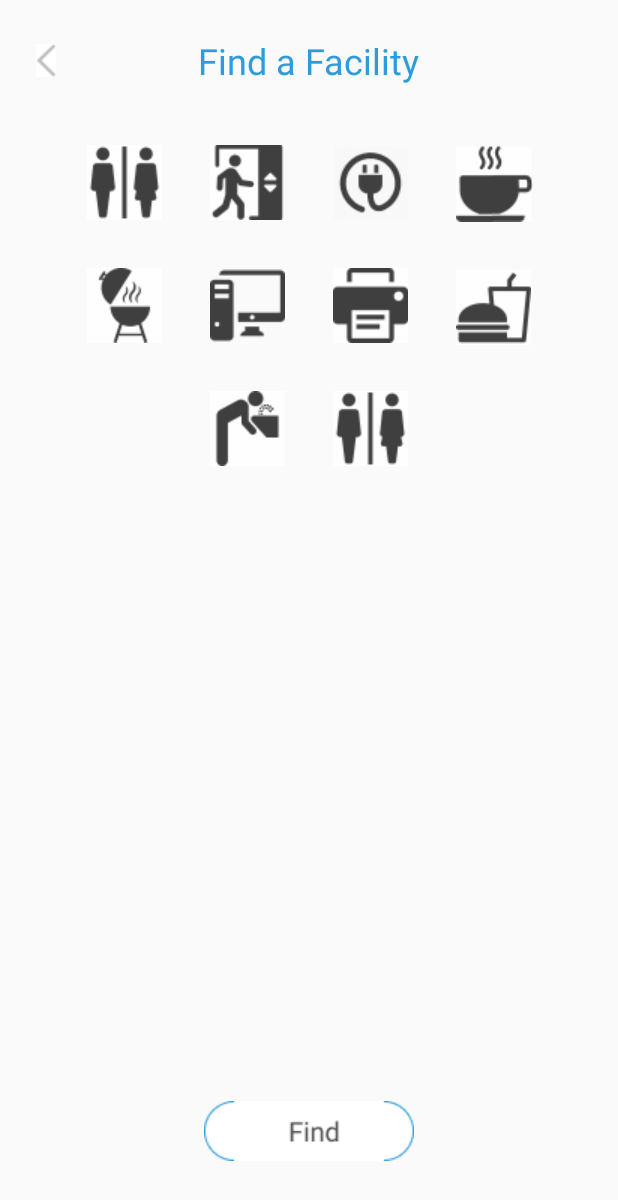
After one commit to vs6063/Atlas, an Android app: the FacilityActivity screen opened directly, with no data from a screen before it, on a phone screen of 412 x 824 dp. The commit adds this screen. Shown: the top 1200 px of the screen. Run offline under Robolectric (Android 15) with nearby library versions, the phone set to English and light mode, and no system bars.

Commit message:
added blank form for finding a facility and finding a space

```diff
--- a/app/src/main/AndroidManifest.xml
+++ b/app/src/main/AndroidManifest.xml
@@ -25,7 +25,8 @@
                 android:name="android.app.searchable"
                 android:resource="@xml/searchable" />
         </activity>
-        <activity android:name=".SpaceActivity"></activity>
+        <activity android:name=".SpaceActivity" />
+        <activity android:name=".FacilityActivity"></activity>
     </application>
 
 </manifest>
--- /dev/null
+++ b/app/src/main/java/com/team4/atlas/FacilityActivity.java
@@ -0,0 +1,114 @@
+package com.team4.atlas;
+
+import android.content.Intent;
+import android.support.v7.app.AppCompatActivity;
+import android.os.Bundle;
+import android.view.View;
+import android.widget.CheckBox;
+import android.widget.ImageButton;
+
+public class FacilityActivity extends AppCompatActivity {
+
+    @Override
+    protected void onCreate(Bundle savedInstanceState) {
+        super.onCreate(savedInstanceState);
+        setContentView(R.layout.activity_facility);
+
+        ImageButton backButton = (ImageButton) findViewById(R.id.back);
+        backButton.setOnClickListener(new View.OnClickListener(){
+            public void onClick(View v) {
+                Intent intent = new Intent(FacilityActivity.this, MainActivity.class);
+                startActivity(intent);
+            }
+        });
+    }
+
+    public void onCheckboxClicked(View view) {
+        // Is the view now checked?
+        boolean checked = ((CheckBox) view).isChecked();
+
+        // Check which checkbox was clicked
+        switch(view.getId()) {
+            case R.id.wheelchair_icon:
+                if (checked) {
+
+                }
+                else {
+
+                }
+                break;
+            case R.id.lift_icon:
+                if (checked) {
+
+                }
+                else {
+
+                }
+                break;
+            case R.id.powerplug_icon:
+                if (checked) {
+
+                }
+                else {
+
+                }
+                break;
+            case R.id.coffee_icon:
+                if (checked) {
+
+                }
+                else {
+
+                }
+                break;
+            case R.id.barbeque_icon:
+                if (checked) {
+
+                }
+                else {
+
+                }
+                break;
+            case R.id.computer_icon:
+                if (checked) {
+
+                }
+                else {
+
+                }
+                break;
+            case R.id.printer_icon:
+                if (checked) {
+
+                }
+                else {
+
+                }
+                break;
+            case R.id.food_icon:
+                if (checked) {
+
+                }
+                else {
+
+                }
+                break;
+            case R.id.water_fountain_icon:
+                if (checked) {
+
+                }
+                else {
+
+                }
+                break;
+            case R.id.toilet_icon:
+                if (checked) {
+
+                }
+                else {
+
+                }
+                break;
+        }
+    }
+}
--- a/app/src/main/java/com/team4/atlas/MainActivity.java
+++ b/app/src/main/java/com/team4/atlas/MainActivity.java
@@ -33,6 +33,14 @@ public class MainActivity extends AppCompatActivity {
                 startActivity(intent);
             }
         });
+
+        ImageButton facilityButton = (ImageButton) findViewById(R.id.facility);
+        facilityButton.setOnClickListener(new View.OnClickListener(){
+            public void onClick(View v) {
+                Intent intent = new Intent(MainActivity.this, FacilityActivity.class);
+                startActivity(intent);
+            }
+        });
     }
 
     void doMySearch(String query) {
--- a/app/src/main/java/com/team4/atlas/SpaceActivity.java
+++ b/app/src/main/java/com/team4/atlas/SpaceActivity.java
@@ -1,10 +1,12 @@
 package com.team4.atlas;
 
+import android.content.Intent;
 import android.support.v7.app.AppCompatActivity;
 import android.os.Bundle;
 import android.view.View;
 import android.widget.ArrayAdapter;
 import android.widget.CheckBox;
+import android.widget.ImageButton;
 import android.widget.Spinner;
 
 public class SpaceActivity extends AppCompatActivity {
@@ -13,6 +15,14 @@ public class SpaceActivity extends AppCompatActivity {
     protected void onCreate(Bundle savedInstanceState) {
         super.onCreate(savedInstanceState);
         setContentView(R.layout.activity_space);
+
+        ImageButton backButton = (ImageButton) findViewById(R.id.back);
+        backButton.setOnClickListener(new View.OnClickListener(){
+            public void onClick(View v) {
+                Intent intent = new Intent(SpaceActivity.this, MainActivity.class);
+                startActivity(intent);
+            }
+        });
 
         Spinner location_spinner = (Spinner) findViewById(R.id.location_spinner);
         // Create an ArrayAdapter using the string array and a default spinner layout
--- /dev/null
+++ b/app/src/main/res/drawable/icon_checkbox.xml
@@ -0,0 +1,7 @@
+<?xml version="1.0" encoding="utf-8"?>
+<selector xmlns:android="http://schemas.android.com/apk/res/android">
+
+    <item android:state_checked="true" android:drawable="@drawable/icon_checked" />
+    <item android:state_checked="false" android:drawable="@drawable/icon_unchecked" />
+
+</selector>
--- /dev/null
+++ b/app/src/main/res/layout/activity_facility.xml
@@ -0,0 +1,289 @@
+<?xml version="1.0" encoding="utf-8"?>
+<android.support.constraint.ConstraintLayout xmlns:android="http://schemas.android.com/apk/res/android"
+    xmlns:app="http://schemas.android.com/apk/res-auto"
+    xmlns:tools="http://schemas.android.com/tools"
+    android:layout_width="match_parent"
+    android:layout_height="match_parent"
+    tools:context="com.team4.atlas.FacilityActivity">
+
+    <TextView
+        android:id="@+id/textView4"
+        android:layout_width="wrap_content"
+        android:layout_height="wrap_content"
+        android:layout_marginEnd="8dp"
+        android:layout_marginStart="8dp"
+        android:layout_marginTop="24dp"
+        android:text="Find a Facility"
+        android:textColor="#2D9CDB "
+        android:textSize="24sp"
+        app:layout_constraintEnd_toEndOf="parent"
+        app:layout_constraintStart_toStartOf="parent"
+        app:layout_constraintTop_toTopOf="parent" />
+
+    <ImageButton
+        android:id="@+id/back"
+        android:layout_width="wrap_content"
+        android:layout_height="wrap_content"
+        android:layout_marginStart="24dp"
+        android:background="#0000"
+        android:src="@drawable/back"
+        app:layout_constraintBottom_toBottomOf="@+id/textView4"
+        app:layout_constraintStart_toStartOf="parent"
+        app:layout_constraintTop_toTopOf="@+id/textView4" />
+
+    <ImageView
+        android:id="@+id/wheelchair_image"
+        android:layout_width="wrap_content"
+        android:layout_height="wrap_content"
+        android:layout_marginEnd="32dp"
+        android:layout_marginTop="40dp"
+        app:layout_constraintEnd_toStartOf="@+id/lift_image"
+        app:layout_constraintTop_toBottomOf="@+id/textView4"
+        app:srcCompat="@drawable/toilet_icon" />
+    <CheckBox
+        android:id="@+id/wheelchair_icon"
+        android:layout_width="70dp"
+        android:layout_height="70dp"
+        android:layout_marginBottom="8dp"
+        android:layout_marginEnd="8dp"
+        android:layout_marginStart="8dp"
+        android:layout_marginTop="8dp"
+        android:button="@drawable/icon_checkbox"
+        android:checked="false"
+        app:layout_constraintBottom_toBottomOf="@+id/wheelchair_image"
+        app:layout_constraintEnd_toEndOf="@+id/wheelchair_image"
+        app:layout_constraintStart_toStartOf="@+id/wheelchair_image"
+        app:layout_constraintTop_toTopOf="@+id/wheelchair_image" />
+
+    <ImageView
+        android:id="@+id/lift_image"
+        android:layout_width="wrap_content"
+        android:layout_height="wrap_content"
+        android:layout_marginEnd="16dp"
+        android:layout_marginTop="40dp"
+        app:layout_constraintEnd_toStartOf="@+id/guideline"
+        app:layout_constraintTop_toBottomOf="@+id/textView4"
+        app:srcCompat="@drawable/lift_icon" />
+    <CheckBox
+        android:id="@+id/lift_icon"
+        android:layout_width="70dp"
+        android:layout_height="70dp"
+        android:button="@drawable/icon_checkbox"
+        android:checked="false"
+        app:layout_constraintBottom_toBottomOf="@+id/lift_image"
+        app:layout_constraintEnd_toEndOf="@+id/lift_image"
+        app:layout_constraintStart_toStartOf="@+id/lift_image"
+        app:layout_constraintTop_toTopOf="@+id/lift_image" />
+
+
+    <ImageView
+        android:id="@+id/powerplug_image"
+        android:layout_width="wrap_content"
+        android:layout_height="wrap_content"
+        android:layout_marginStart="16dp"
+        android:layout_marginTop="40dp"
+        app:layout_constraintStart_toStartOf="@+id/guideline"
+        app:layout_constraintTop_toBottomOf="@+id/textView4"
+        app:srcCompat="@drawable/powerplug_icon" />
+    <CheckBox
+        android:id="@+id/powerplug_icon"
+        android:layout_width="70dp"
+        android:layout_height="70dp"
+        android:layout_marginBottom="8dp"
+        android:layout_marginEnd="8dp"
+        android:layout_marginStart="8dp"
+        android:layout_marginTop="8dp"
+        android:button="@drawable/icon_checkbox"
+        android:checked="false"
+        app:layout_constraintBottom_toBottomOf="@+id/powerplug_image"
+        app:layout_constraintEnd_toEndOf="@+id/powerplug_image"
+        app:layout_constraintStart_toStartOf="@+id/powerplug_image"
+        app:layout_constraintTop_toTopOf="@+id/powerplug_image" />
+
+    <ImageView
+        android:id="@+id/coffee_image"
+        android:layout_width="wrap_content"
+        android:layout_height="wrap_content"
+        android:layout_marginStart="32dp"
+        android:layout_marginTop="40dp"
+        app:layout_constraintStart_toEndOf="@+id/powerplug_image"
+        app:layout_constraintTop_toBottomOf="@+id/textView4"
+        app:srcCompat="@drawable/coffee_icon" />
+    <CheckBox
+        android:id="@+id/coffee_icon"
+        android:layout_width="70dp"
+        android:layout_height="70dp"
+        android:layout_marginBottom="8dp"
+        android:layout_marginEnd="8dp"
+        android:layout_marginStart="8dp"
+        android:layout_marginTop="8dp"
+        android:button="@drawable/icon_checkbox"
+        android:checked="false"
+        app:layout_constraintBottom_toBottomOf="@+id/coffee_image"
+        app:layout_constraintEnd_toEndOf="@+id/coffee_image"
+        app:layout_constraintStart_toStartOf="@+id/coffee_image"
+        app:layout_constraintTop_toTopOf="@+id/coffee_image" />
+
+    <ImageView
+        android:id="@+id/barbeque_image"
+        android:layout_width="wrap_content"
+        android:layout_height="wrap_content"
+        android:layout_marginTop="32dp"
+        app:layout_constraintStart_toStartOf="@+id/wheelchair_image"
+        app:layout_constraintTop_toBottomOf="@+id/wheelchair_image"
+        app:srcCompat="@drawable/barbeque_icon" />
+    <CheckBox
+        android:id="@+id/barbeque_icon"
+        android:layout_width="70dp"
+        android:layout_height="70dp"
+        android:layout_marginBottom="8dp"
+        android:layout_marginEnd="8dp"
+        android:layout_marginStart="8dp"
+        android:layout_marginTop="8dp"
+        android:button="@drawable/icon_checkbox"
+        android:checked="false"
+        app:layout_constraintBottom_toBottomOf="@+id/barbeque_image"
+        app:layout_constraintEnd_toEndOf="@+id/barbeque_image"
+        app:layout_constraintStart_toStartOf="@+id/barbeque_image"
+        app:layout_constraintTop_toTopOf="@+id/barbeque_image" />
+
+    <ImageView
+        android:id="@+id/computer_image"
+        android:layout_width="wrap_content"
+        android:layout_height="wrap_content"
+        android:layout_marginStart="32dp"
+        android:layout_marginTop="32dp"
+        app:layout_constraintStart_toEndOf="@+id/barbeque_image"
+        app:layout_constraintTop_toBottomOf="@+id/lift_image"
+        app:srcCompat="@drawable/computer_icon" />
+    <CheckBox
+        android:id="@+id/computer_icon"
+        android:layout_width="70dp"
+        android:layout_height="70dp"
+        android:layout_marginBottom="8dp"
+        android:layout_marginEnd="8dp"
+        android:layout_marginStart="8dp"
+        android:layout_marginTop="8dp"
+        android:button="@drawable/icon_checkbox"
+        android:checked="false"
+        app:layout_constraintBottom_toBottomOf="@+id/computer_image"
+        app:layout_constraintEnd_toEndOf="@+id/computer_image"
+        app:layout_constraintStart_toStartOf="@+id/computer_image"
+        app:layout_constraintTop_toTopOf="@+id/computer_image" />
+
+    <ImageView
+        android:id="@+id/printer_image"
+        android:layout_width="wrap_content"
+        android:layout_height="wrap_content"
+        android:layout_marginStart="32dp"
+        android:layout_marginTop="32dp"
+        app:layout_constraintStart_toEndOf="@+id/computer_image"
+        app:layout_constraintTop_toBottomOf="@+id/powerplug_image"
+        app:srcCompat="@drawable/printer_icon" />
+    <CheckBox
+        android:id="@+id/printer_icon"
+        android:layout_width="70dp"
+        android:layout_height="70dp"
+        android:layout_marginBottom="8dp"
+        android:layout_marginEnd="8dp"
+        android:layout_marginStart="8dp"
+        android:layout_marginTop="8dp"
+        android:button="@drawable/icon_checkbox"
+        android:checked="false"
+        app:layout_constraintBottom_toBottomOf="@+id/printer_image"
+        app:layout_constraintEnd_toEndOf="@+id/printer_image"
+        app:layout_constraintStart_toStartOf="@+id/printer_image"
+        app:layout_constraintTop_toTopOf="@+id/printer_image" />
+
+    <ImageView
+        android:id="@+id/food_image"
+        android:layout_width="wrap_content"
+        android:layout_height="wrap_content"
+        android:layout_marginStart="32dp"
+        android:layout_marginTop="32dp"
+        app:layout_constraintStart_toEndOf="@+id/printer_image"
+        app:layout_constraintTop_toBottomOf="@+id/coffee_image"
+        app:srcCompat="@drawable/food_icon" />
+    <CheckBox
+        android:id="@+id/food_icon"
+        android:layout_width="70dp"
+        android:layout_height="70dp"
+        android:layout_marginBottom="8dp"
+        android:layout_marginEnd="8dp"
+        android:layout_marginStart="8dp"
+        android:layout_marginTop="8dp"
+        android:button="@drawable/icon_checkbox"
+        android:checked="false"
+        app:layout_constraintBottom_toBottomOf="@+id/food_image"
+        app:layout_constraintEnd_toEndOf="@+id/food_image"
+        app:layout_constraintStart_toStartOf="@+id/food_image"
+        app:layout_constraintTop_toTopOf="@+id/food_image" />
+
+    <ImageView
+        android:id="@+id/water_fountain_image"
+        android:layout_width="wrap_content"
+        android:layout_height="wrap_content"
+        android:layout_marginTop="32dp"
+        app:layout_constraintStart_toStartOf="@+id/computer_image"
+        app:layout_constraintTop_toBottomOf="@+id/computer_image"
+        app:srcCompat="@drawable/water_fountain_icon" />
+    <CheckBox
+        android:id="@+id/water_fountain_icon"
+        android:layout_width="70dp"
+        android:layout_height="70dp"
+        android:layout_marginBottom="8dp"
+        android:layout_marginEnd="8dp"
+        android:layout_marginStart="8dp"
+        android:layout_marginTop="8dp"
+        android:button="@drawable/icon_checkbox"
+        android:checked="false"
+        app:layout_constraintBottom_toBottomOf="@+id/water_fountain_image"
+        app:layout_constraintEnd_toEndOf="@+id/water_fountain_image"
+        app:layout_constraintStart_toStartOf="@+id/water_fountain_image"
+        app:layout_constraintTop_toTopOf="@+id/water_fountain_image" />
+
+    <ImageView
+        android:id="@+id/toilet_image"
+        android:layout_width="wrap_content"
+        android:layout_height="wrap_content"
+        android:layout_marginStart="32dp"
+        android:layout_marginTop="32dp"
+        app:layout_constraintStart_toEndOf="@+id/water_fountain_image"
+        app:layout_constraintTop_toBottomOf="@+id/printer_image"
+        app:srcCompat="@drawable/toilet_icon" />
+    <CheckBox
+        android:id="@+id/toilet_icon"
+        android:layout_width="70dp"
+        android:layout_height="70dp"
+        android:layout_marginBottom="8dp"
+        android:layout_marginEnd="8dp"
+        android:layout_marginStart="8dp"
+        android:layout_marginTop="8dp"
+        android:button="@drawable/icon_checkbox"
+        android:checked="false"
+        app:layout_constraintBottom_toBottomOf="@+id/toilet_image"
+        app:layout_constraintEnd_toEndOf="@+id/toilet_image"
+        app:layout_constraintStart_toStartOf="@+id/toilet_image"
+        app:layout_constraintTop_toTopOf="@+id/toilet_image" />
+
+    <android.support.constraint.Guideline
+        android:id="@+id/guideline"
+        android:layout_width="wrap_content"
+        android:layout_height="wrap_content"
+        android:orientation="vertical"
+        app:layout_constraintGuide_percent="0.5" />
+
+    <ImageButton
+        android:id="@+id/imageButton2"
+        android:layout_width="wrap_content"
+        android:layout_height="wrap_content"
+        android:layout_marginBottom="50dp"
+        android:layout_marginEnd="8dp"
+        android:layout_marginStart="8dp"
+        android:background="#0000"
+        app:layout_constraintBottom_toBottomOf="parent"
+        app:layout_constraintEnd_toStartOf="@+id/guideline"
+        app:layout_constraintStart_toStartOf="@+id/guideline"
+        app:srcCompat="@drawable/find_button" />
+
+</android.support.constraint.ConstraintLayout>
--- a/app/src/main/res/layout/activity_space.xml
+++ b/app/src/main/res/layout/activity_space.xml
@@ -22,7 +22,7 @@
         app:layout_constraintTop_toTopOf="parent" />
 
     <ImageButton
-        android:id="@+id/imageButton3"
+        android:id="@+id/back"
         android:layout_width="wrap_content"
         android:layout_height="wrap_content"
         android:layout_marginStart="24dp"
@@ -155,13 +155,13 @@
         android:id="@+id/imageButton"
         android:layout_width="wrap_content"
         android:layout_height="wrap_content"
+        android:layout_marginBottom="50dp"
         android:layout_marginEnd="8dp"
         android:layout_marginStart="8dp"
-        android:layout_marginTop="40dp"
         android:background="#0000"
+        app:layout_constraintBottom_toBottomOf="parent"
         app:layout_constraintEnd_toEndOf="parent"
         app:layout_constraintStart_toStartOf="parent"
-        app:layout_constraintTop_toBottomOf="@+id/whiteboard"
         app:srcCompat="@drawable/find_button" />
 
 </android.support.constraint.ConstraintLayout>
```
Also changed, not shown: app/src/main/res/drawable/barbeque_icon.png (added), app/src/main/res/drawable/coffee_icon.png (added), app/src/main/res/drawable/computer_icon.png (added), app/src/main/res/drawable/food_icon.png (added), app/src/main/res/drawable/icon_checked.png (added), app/src/main/res/drawable/icon_unchecked.png (added), app/src/main/res/drawable/lift_icon.png (added), app/src/main/res/drawable/powerplug_icon.png (added), app/src/main/res/drawable/printer_icon.png (added), app/src/main/res/drawable/toilet_icon.png (added), app/src/main/res/drawable/water_fountain_icon.png (added), app/src/main/res/drawable/wheelchair_icon.png (added).
